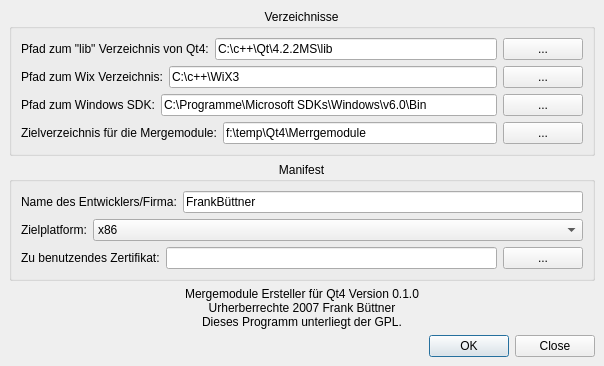
Old version of the form Merge Module/Qt MS/Entwicklung/Dialoge/HauptBasis.ui in the repository BackupTheBerlios/qtsbsa-svn.
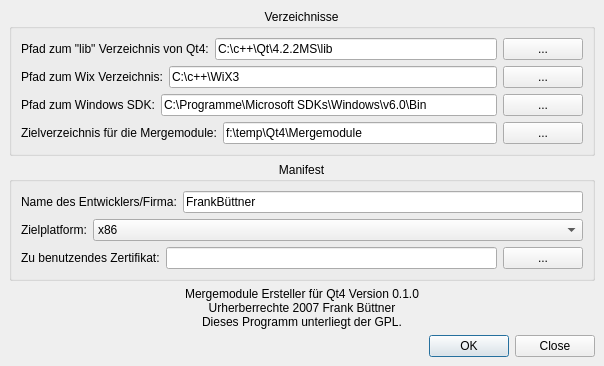
New version of the form.

```diff
--- a/Merge Module/Qt MS/Entwicklung/Dialoge/HauptBasis.ui
+++ b/Merge Module/Qt MS/Entwicklung/Dialoge/HauptBasis.ui
@@ -201,7 +201,7 @@
             </sizepolicy>
            </property>
            <property name="text" >
-            <string>f:\temp\Qt4\Merrgemodule</string>
+            <string>f:\temp\Qt4\Mergemodule</string>
            </property>
           </widget>
          </item>
```
